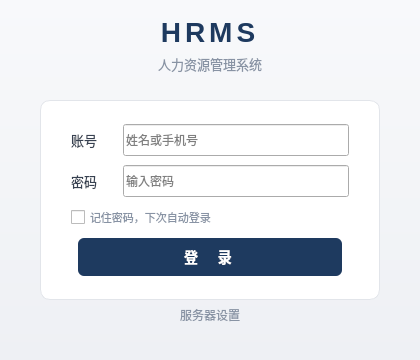
Before: the Qt Designer form src/ui/LoginWindow.ui in Villager119/sdu-cs-human-resource-management-system-project, drawn with Qt 5.
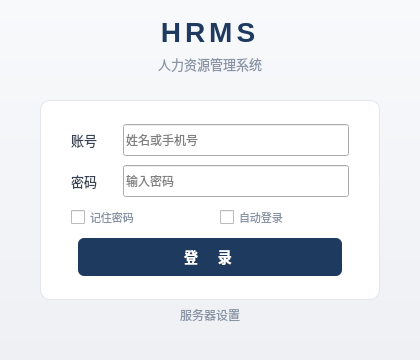
After: the same form once the commit is applied.

```diff
--- a/src/ui/LoginWindow.ui
+++ b/src/ui/LoginWindow.ui
@@ -114,10 +114,21 @@
        </layout>
       </item>
       <item>
+       <layout class="QHBoxLayout" name="checkRow">
+        <property name="spacing"><number>20</number></property>
+        <item>
        <widget class="QCheckBox" name="checkRemember">
-        <property name="text"><string>记住密码，下次自动登录</string></property>
+          <property name="text"><string>记住密码</string></property>
         <property name="styleSheet"><string>color:#8893a4;font-size:11px;</string></property>
        </widget>
+        </item>
+        <item>
+         <widget class="QCheckBox" name="checkAutoLogin">
+          <property name="text"><string>自动登录</string></property>
+          <property name="styleSheet"><string>color:#8893a4;font-size:11px;</string></property>
+         </widget>
+        </item>
+       </layout>
       </item>
       <item>
        <layout class="QHBoxLayout" name="btnRow">
```
Lines whose indentation alone changed are shown as unchanged.
